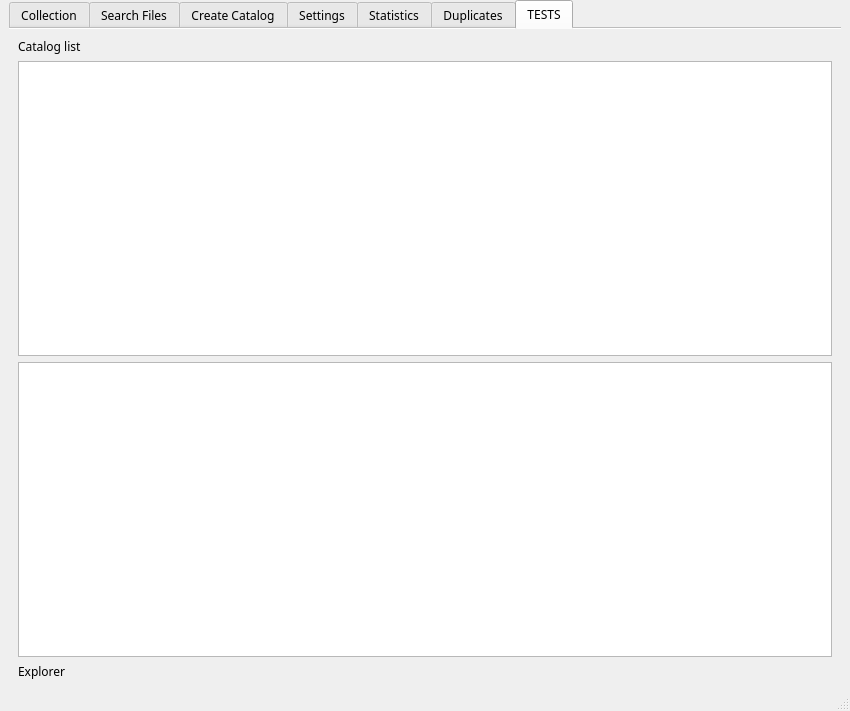
StephaneCouturier/Katalog, file mainwindow.ui: the form before one commit.
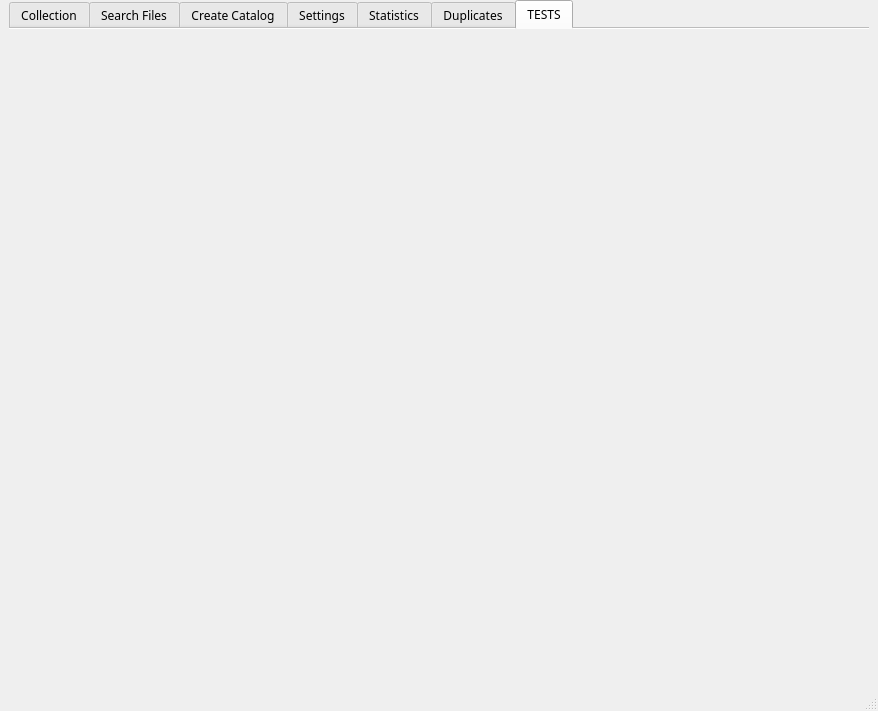
The form after the commit. The open tabs and pages were chosen to show the change. Icons and pictures are not drawn. Custom widgets are drawn as their Qt base class.

Patch:
```diff
--- a/mainwindow.ui
+++ b/mainwindow.ui
@@ -9,7 +9,7 @@
    <rect>
     <x>0</x>
     <y>0</y>
-    <width>850</width>
+    <width>878</width>
     <height>711</height>
    </rect>
   </property>
@@ -2080,45 +2080,7 @@
        <attribute name="title">
         <string>TESTS</string>
        </attribute>
-       <layout class="QGridLayout" name="gridLayout_2">
-        <item row="3" column="0">
-         <widget class="QLabel" name="label_6">
-          <property name="text">
-           <string>Explorer</string>
-          </property>
-         </widget>
-        </item>
-        <item row="1" column="0">
-         <widget class="QTreeView" name="treeView_2">
-          <property name="enabled">
-           <bool>true</bool>
-          </property>
-         </widget>
-        </item>
-        <item row="2" column="0">
-         <widget class="QTableView" name="TV_Catalogs">
-          <attribute name="horizontalHeaderMinimumSectionSize">
-           <number>15</number>
-          </attribute>
-          <attribute name="horizontalHeaderDefaultSectionSize">
-           <number>250</number>
-          </attribute>
-          <attribute name="verticalHeaderMinimumSectionSize">
-           <number>30</number>
-          </attribute>
-          <attribute name="verticalHeaderDefaultSectionSize">
-           <number>30</number>
-          </attribute>
-         </widget>
-        </item>
-        <item row="0" column="0">
-         <widget class="QLabel" name="label_2">
-          <property name="text">
-           <string>Catalog list</string>
-          </property>
-         </widget>
-        </item>
-       </layout>
+       <layout class="QGridLayout" name="gridLayout_2"/>
       </widget>
      </widget>
     </item>
```
Left out of the diff: 43 changed lines with no effect on the pictures.
